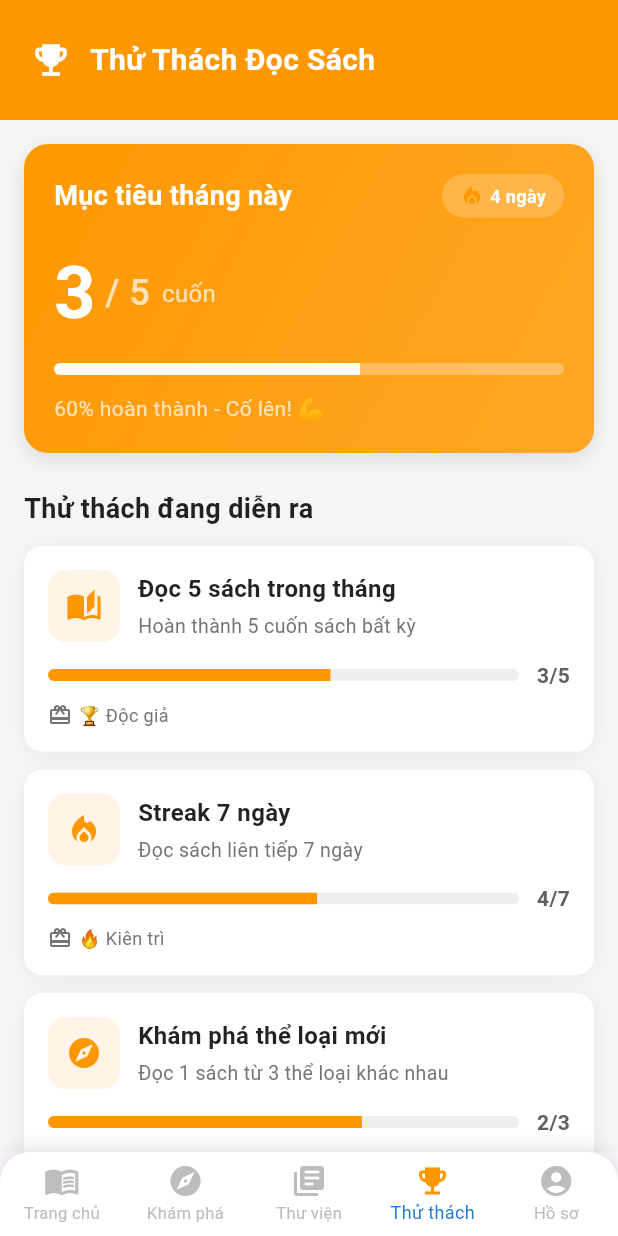
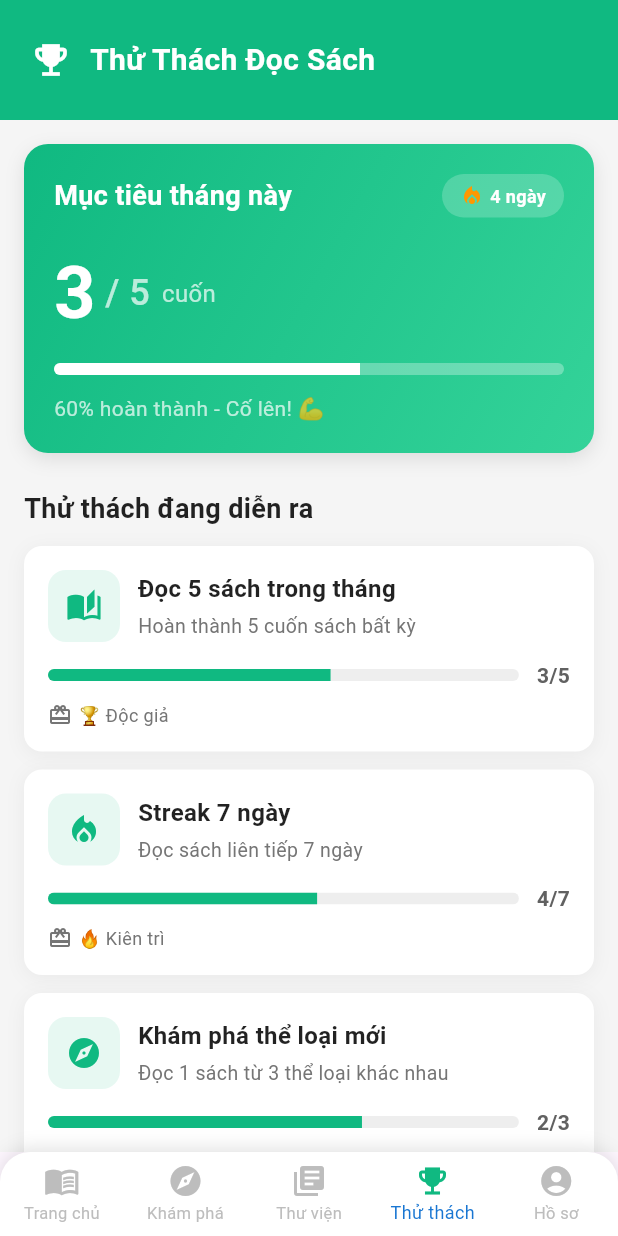
Before and after one commit to lekhanh2k5-dotcom/2025_LTTBDD_N04_Khanhs, a Flutter app: the screen it shows after launch, item 4 of the bottom bar chosen, on a phone screen of 412 x 824 dp. Run offline on Flutter 3.47's test engine with Material 3 defaults, Android fonts, the phone set to English and light mode, and no system bars; missing offline and left inert: syncfusion_flutter_pdfviewer.

Commit message:
sua cau truc thu muc

```diff
--- a/code/lib/data/models/badge.dart
+++ b/code/lib/data/models/badge.dart
@@ -1,5 +1,5 @@
 import 'package:flutter/material.dart';
-import '../../utils/app_language.dart';
+import '../../services/language_service.dart';
 
 class BadgeModel {
   final String id;
--- a/code/lib/data/models/category.dart
+++ b/code/lib/data/models/category.dart
@@ -1,6 +1,5 @@
-// lib/models/category_model.dart
 import 'package:flutter/material.dart';
-import '../../utils/app_language.dart';
+import '../../services/language_service.dart';
 
 class CategoryModel {
   final String id;
--- a/code/lib/data/models/challenge.dart
+++ b/code/lib/data/models/challenge.dart
@@ -1,5 +1,5 @@
 import 'package:flutter/material.dart';
-import '../../utils/app_language.dart';
+import '../../services/language_service.dart';
 
 class ChallengeModel {
   final String id;
--- a/code/lib/ui/features/book/pages/featured_books_page.dart
+++ b/code/lib/ui/features/book/pages/featured_books_page.dart
@@ -1,7 +1,7 @@
 import 'package:flutter/material.dart';
 import '../../../../data/models/book.dart';
 import '../../../shared/widgets/book_card.dart';
-import '../../../../utils/app_language.dart';
+import '../../../../services/language_service.dart';
 
 class FeaturedBooksPage extends StatelessWidget {
   const FeaturedBooksPage({super.key});
--- a/code/lib/ui/features/book/pages/pdf_reader_page.dart
+++ b/code/lib/ui/features/book/pages/pdf_reader_page.dart
@@ -2,7 +2,7 @@ import 'package:flutter/material.dart';
 import 'package:syncfusion_flutter_pdfviewer/pdfviewer.dart';
 import '../../../../data/models/book.dart';
 import '../../../../services/bookmarks_manager.dart';
-import '../../../../utils/app_language.dart';
+import '../../../../services/language_service.dart';
 
 class PdfReaderPage extends StatefulWidget {
   final BookModel book;
--- a/code/lib/ui/features/category/pages/categories_page.dart
+++ b/code/lib/ui/features/category/pages/categories_page.dart
@@ -1,7 +1,7 @@
 import 'package:flutter/material.dart';
 import '../../../../data/models/category.dart';
 import '../../../../data/models/book.dart';
-import '../../../../utils/app_language.dart';
+import '../../../../services/language_service.dart';
 import 'category_detail_page.dart';
 
 class CategoriesPage extends StatelessWidget {
--- a/code/lib/ui/features/category/pages/category_detail_page.dart
+++ b/code/lib/ui/features/category/pages/category_detail_page.dart
@@ -2,7 +2,7 @@ import 'package:flutter/material.dart';
 import '../../../../data/models/book.dart';
 import '../../../../data/models/category.dart';
 import '../../../shared/widgets/book_card.dart';
-import '../../../../utils/app_language.dart';
+import '../../../../services/language_service.dart';
 
 class CategoryDetailPage extends StatelessWidget {
   final String categoryId;
--- a/code/lib/ui/features/challenge/pages/challenge_page.dart
+++ b/code/lib/ui/features/challenge/pages/challenge_page.dart
@@ -1,5 +1,5 @@
 import 'package:flutter/material.dart';
-import '../../../../utils/app_language.dart';
+import '../../../../services/language_service.dart';
 import '../../../../data/models/challenge.dart';
 import '../../../../data/models/badge.dart';
 
@@ -43,7 +43,7 @@ class ChallengePage extends StatelessWidget {
   Widget _buildHeader() {
     return Container(
       height: 80,
-      color: const Color(0xFFFF9800),
+      color: const Color(0xFF10B981),
       child: SafeArea(
         child: Padding(
           padding: const EdgeInsets.symmetric(horizontal: 20),
@@ -72,7 +72,7 @@ class ChallengePage extends StatelessWidget {
       padding: const EdgeInsets.all(20),
       decoration: BoxDecoration(
         gradient: const LinearGradient(
-          colors: [Color(0xFFFF9800), Color(0xFFFFA726)],
+          colors: [Color(0xFF10B981), Color(0xFF34D399)],
           begin: Alignment.topLeft,
           end: Alignment.bottomRight,
         ),
@@ -227,14 +227,14 @@ class ChallengePage extends StatelessWidget {
                   decoration: BoxDecoration(
                     color: challenge.isCompleted
                         ? Colors.green.withOpacity(0.1)
-                        : const Color(0xFFFF9800).withOpacity(0.1),
+                        : const Color(0xFF10B981).withOpacity(0.1),
                     borderRadius: BorderRadius.circular(12),
                   ),
                   child: Icon(
                     challenge.icon,
                     color: challenge.isCompleted
                         ? Colors.green
-                        : const Color(0xFFFF9800),
+                        : const Color(0xFF10B981),
                     size: 24,
                   ),
                 ),
@@ -280,7 +280,7 @@ class ChallengePage extends StatelessWidget {
                       valueColor: AlwaysStoppedAnimation<Color>(
                         challenge.isCompleted
                             ? const Color(0xFF43A047)
-                            : const Color(0xFFFF9800),
+                            : const Color(0xFF10B981),
                       ),
                     ),
                   ),
@@ -355,7 +355,7 @@ class ChallengePage extends StatelessWidget {
             decoration: BoxDecoration(
               shape: BoxShape.circle,
               color: badge.unlocked
-                  ? const Color(0xFFFFB300)
+                  ? const Color(0xFF10B981)
                   : Colors.grey[300],
             ),
             child: Icon(
--- a/code/lib/ui/features/discover/pages/discover_page.dart
+++ b/code/lib/ui/features/discover/pages/discover_page.dart
@@ -2,7 +2,7 @@ import 'package:flutter/material.dart';
 import '../../../../data/models/book.dart';
 import '../../../../data/models/category.dart';
 import '../../../shared/widgets/book_card.dart';
-import '../../../../utils/app_language.dart';
+import '../../../../services/language_service.dart';
 
 class DiscoverPage extends StatefulWidget {
   const DiscoverPage({super.key});
--- a/code/lib/ui/features/home/pages/home_page.dart
+++ b/code/lib/ui/features/home/pages/home_page.dart
@@ -2,7 +2,7 @@ import 'package:flutter/material.dart';
 import '../../../../data/models/book.dart';
 import '../../../shared/widgets/book_card.dart';
 import '../../../../data/models/category.dart';
-import '../../../../utils/app_language.dart';
+import '../../../../services/language_service.dart';
 import '../../category/pages/category_detail_page.dart';
 import '../../category/pages/categories_page.dart';
 import '../../book/pages/featured_books_page.dart';
--- a/code/lib/ui/features/library/pages/library_page.dart
+++ b/code/lib/ui/features/library/pages/library_page.dart
@@ -4,7 +4,7 @@ import '../../../../data/models/bookmark.dart';
 import '../../../../services/favorites_manager.dart';
 import '../../../../services/bookmarks_manager.dart';
 import '../../../shared/widgets/book_card.dart';
-import '../../../../utils/app_language.dart';
+import '../../../../services/language_service.dart';
 import '../../book/pages/pdf_reader_page.dart';
 
 class LibraryPage extends StatefulWidget {
--- a/code/lib/ui/features/main_screen.dart
+++ b/code/lib/ui/features/main_screen.dart
@@ -4,7 +4,7 @@ import 'discover/pages/discover_page.dart';
 import 'library/pages/library_page.dart';
 import 'challenge/pages/challenge_page.dart';
 import 'profile/pages/profile_page.dart';
-import '../../../utils/app_language.dart';
+import '../../../services/language_service.dart';
 
 class MainScreen extends StatefulWidget {
   const MainScreen({super.key});
@@ -111,14 +111,14 @@ class _MainScreenState extends State<MainScreen> {
             BottomNavigationBarItem(
               icon: Icon(
                 Icons.emoji_events,
-                color: _currentIndex == 3 ? const Color(0xFFFF9800) : null,
+                color: _currentIndex == 3 ? const Color(0xFF10B981) : null,
               ),
               label: AppLanguage.get('nav_challenge'),
             ),
             BottomNavigationBarItem(
               icon: Icon(
                 Icons.account_circle,
-                color: _currentIndex == 4 ? const Color(0xFF7E57C2) : null,
+                color: _currentIndex == 4 ? const Color(0xFF6366F1) : null,
               ),
               label: AppLanguage.get('nav_profile'),
             ),
--- a/code/lib/ui/features/profile/pages/profile_page.dart
+++ b/code/lib/ui/features/profile/pages/profile_page.dart
@@ -1,5 +1,5 @@
 import 'package:flutter/material.dart';
-import '../../../../utils/app_language.dart';
+import '../../../../services/language_service.dart';
 
 class ProfilePage extends StatefulWidget {
   const ProfilePage({super.key});
@@ -50,7 +50,7 @@ class _ProfilePageState extends State<ProfilePage> {
   Widget _buildHeader() {
     return Container(
       height: 80,
-      color: const Color(0xFF7E57C2),
+      color: const Color(0xFF6366F1),
       child: SafeArea(
         child: Padding(
           padding: const EdgeInsets.symmetric(horizontal: 20),
@@ -79,7 +79,7 @@ class _ProfilePageState extends State<ProfilePage> {
       padding: const EdgeInsets.all(24),
       decoration: BoxDecoration(
         gradient: const LinearGradient(
-          colors: [Color(0xFF7E57C2), Color(0xFF9575CD)],
+          colors: [Color(0xFF6366F1), Color(0xFF818CF8)],
           begin: Alignment.topLeft,
           end: Alignment.bottomRight,
         ),
```
Also changed, not shown: code/lib/ui/features/book/pages/book_detail_page.dart (+9 -2 lines), code/lib/services/language_service.dart (renamed from code/lib/utils/app_language.dart).
